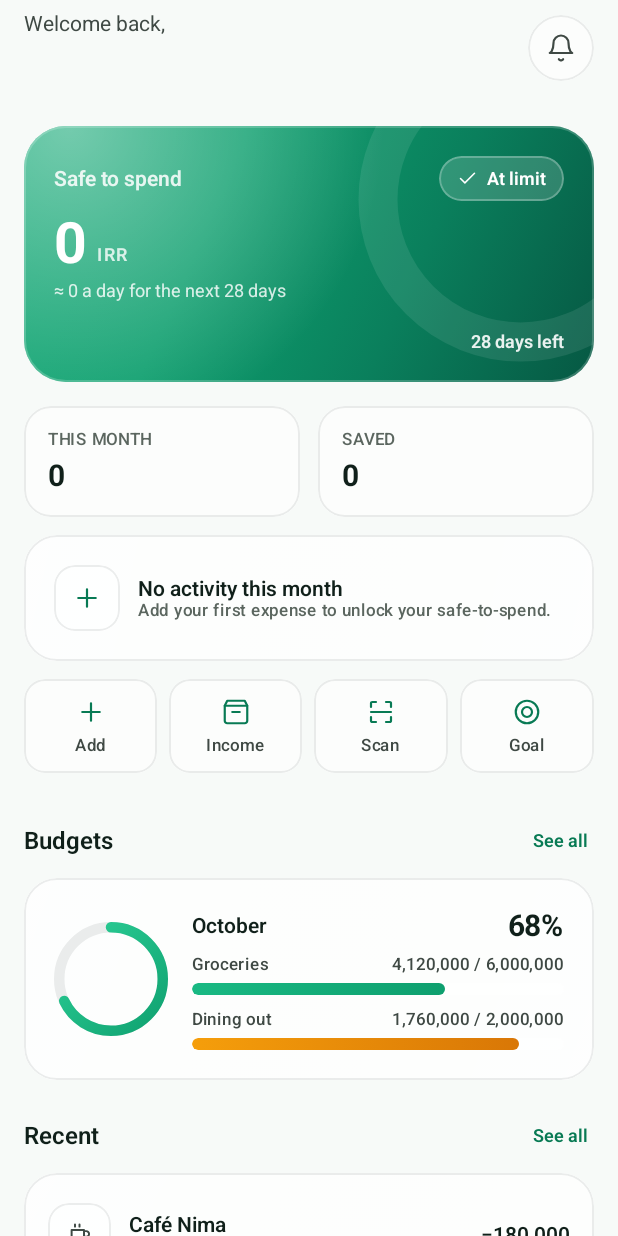
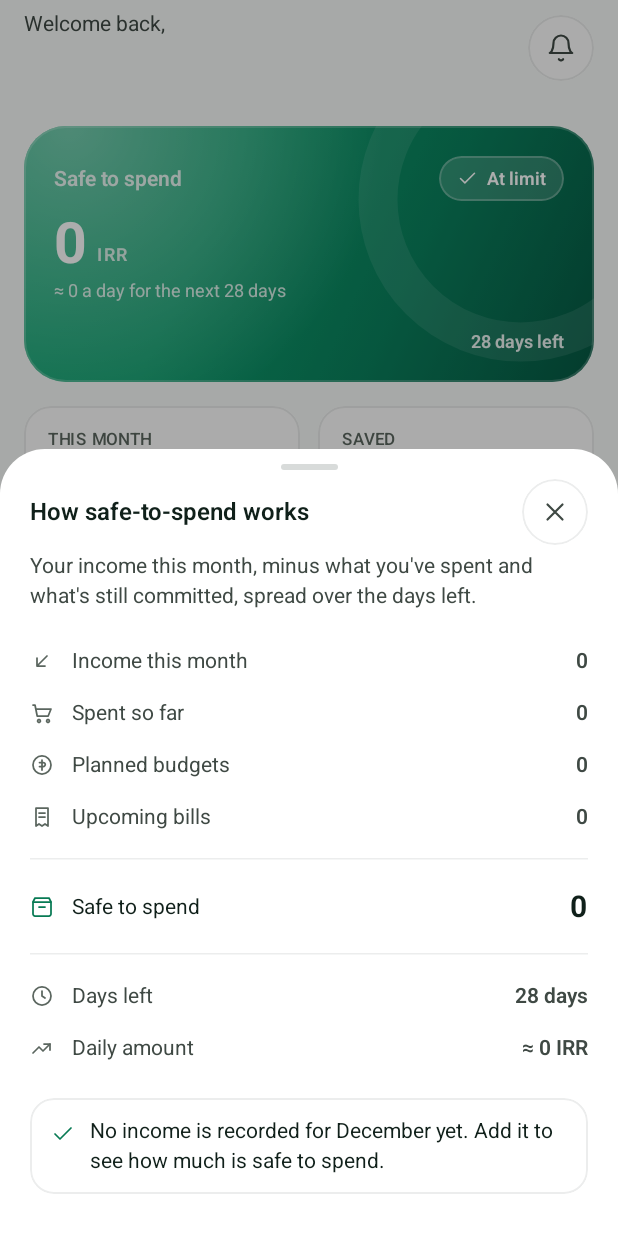
Before and after one commit to alireza-moradbakhti/Aram, an Android app built with Jetpack Compose: the composable DashboardRoute called with empty values, after a tap on "Safe to spend", on a phone screen of 412 x 824 dp. Run offline under Robolectric (Android 15) with nearby library versions, the phone set to English and light mode, and no system bars; our stand-ins replace Dagger/Hilt's generated code, Room's generated code, Shimmer; libraries missing offline, so code that uses them is left out: androidx.hilt.lifecycle.

Commit message:
feat(dashboard): safe-to-spend explainer sheet (AR-014)
Refs #15

```diff
--- a/app/src/main/java/com/aram/app/navigation/AramApp.kt
+++ b/app/src/main/java/com/aram/app/navigation/AramApp.kt
@@ -191,7 +191,6 @@ private fun MainScaffold(
                     DashboardRoute(
                         displayName = profile.displayName,
                         onSeeAll = { navigateTo(MainTab.Activity) },
-                        onExplainSafeToSpend = {},
                     )
                 }
                 composable(MainTab.Activity.route) {
--- a/feature/dashboard/src/main/java/com/aram/feature/dashboard/presentation/DashboardScreen.kt
+++ b/feature/dashboard/src/main/java/com/aram/feature/dashboard/presentation/DashboardScreen.kt
@@ -32,6 +32,9 @@ import androidx.compose.material3.MaterialTheme
 import androidx.compose.material3.Text
 import androidx.compose.runtime.Composable
 import androidx.compose.runtime.getValue
+import androidx.compose.runtime.mutableStateOf
+import androidx.compose.runtime.saveable.rememberSaveable
+import androidx.compose.runtime.setValue
 import androidx.compose.ui.Alignment
 import androidx.compose.ui.Modifier
 import androidx.compose.ui.draw.clip
@@ -84,18 +87,25 @@ fun DashboardRoute(
     displayName: String,
     modifier: Modifier = Modifier,
     onSeeAll: () -> Unit = {},
-    onExplainSafeToSpend: () -> Unit = {},
     viewModel: DashboardViewModel = hiltViewModel(),
 ) {
     val state by viewModel.uiState.collectAsStateWithLifecycle()
+    var explainerVisible by rememberSaveable { mutableStateOf(false) }
     DashboardScreen(
         displayName = displayName,
         state = state,
-        onExplainSafeToSpend = onExplainSafeToSpend,
+        onExplainSafeToSpend = { explainerVisible = true },
         onSeeAll = onSeeAll,
         onRetry = viewModel::retry,
         modifier = modifier,
     )
+    if (explainerVisible) {
+        SafeToSpendExplainerSheet(
+            result = state.safeToSpend,
+            month = state.month,
+            onDismiss = { explainerVisible = false },
+        )
+    }
 }
 
 @Composable
--- /dev/null
+++ b/feature/dashboard/src/main/java/com/aram/feature/dashboard/presentation/SafeToSpendExplainer.kt
@@ -0,0 +1,333 @@
+package com.aram.feature.dashboard.presentation
+
+import androidx.compose.foundation.background
+import androidx.compose.foundation.border
+import androidx.compose.foundation.layout.Arrangement
+import androidx.compose.foundation.layout.Column
+import androidx.compose.foundation.layout.Row
+import androidx.compose.foundation.layout.Spacer
+import androidx.compose.foundation.layout.fillMaxWidth
+import androidx.compose.foundation.layout.height
+import androidx.compose.foundation.layout.padding
+import androidx.compose.foundation.layout.size
+import androidx.compose.foundation.layout.width
+import androidx.compose.foundation.shape.CircleShape
+import androidx.compose.foundation.shape.RoundedCornerShape
+import androidx.compose.material3.ExperimentalMaterial3Api
+import androidx.compose.material3.HorizontalDivider
+import androidx.compose.material3.Icon
+import androidx.compose.material3.MaterialTheme
+import androidx.compose.material3.ModalBottomSheet
+import androidx.compose.material3.Text
+import androidx.compose.material3.rememberModalBottomSheetState
+import androidx.compose.runtime.Composable
+import androidx.compose.ui.Alignment
+import androidx.compose.ui.Modifier
+import androidx.compose.ui.draw.clip
+import androidx.compose.ui.graphics.vector.ImageVector
+import androidx.compose.ui.semantics.contentDescription
+import androidx.compose.ui.semantics.heading
+import androidx.compose.ui.semantics.semantics
+import androidx.compose.ui.text.style.TextOverflow
+import androidx.compose.ui.unit.dp
+import com.aram.core.designsystem.AramTextStyles
+import com.aram.core.designsystem.aramColors
+import com.aram.core.designsystem.component.AramIconButton
+import com.aram.core.designsystem.icon.AramIcons
+import com.aram.core.designsystem.text.formatMinor
+import com.aram.core.domain.safetospend.SafeToSpend
+import com.aram.core.money.CurrencyCode
+import java.time.YearMonth
+import java.time.format.TextStyle
+import java.util.Locale
+
+/** One sentence the sheet suggests, chosen from the result's shape. */
+internal fun explainerAdvice(result: SafeToSpend?, month: YearMonth?): String {
+    val monthName = month?.month?.getDisplayName(TextStyle.FULL, Locale.getDefault()) ?: "this month"
+    if (result == null) {
+        return "Add income and spending to see how far your money can stretch this month."
+    }
+    val breakdown = result.breakdown
+    val currency = result.total.currency
+    return when {
+        breakdown.clampAdjustment.amountMinor > 0 ->
+            "Planned spending is higher than income, so safe-to-spend is pinned at zero. " +
+                "Trim a budget or add income to free up room."
+
+        breakdown.income.amountMinor <= 0 ->
+            "No income is recorded for $monthName yet. Add it to see how much is safe to spend."
+
+        else ->
+            "Keep daily spending at or under " +
+                "${formatMinor(result.dailyAmount.amountMinor, currency.fractionDigits)} " +
+                "${currency.isoCode} to finish $monthName on track."
+    }
+}
+
+@OptIn(ExperimentalMaterial3Api::class)
+@Composable
+internal fun SafeToSpendExplainerSheet(
+    result: SafeToSpend?,
+    month: YearMonth?,
+    onDismiss: () -> Unit,
+) {
+    val colors = MaterialTheme.aramColors
+    val sheetState = rememberModalBottomSheetState(skipPartiallyExpanded = true)
+    ModalBottomSheet(
+        onDismissRequest = onDismiss,
+        sheetState = sheetState,
+        containerColor = MaterialTheme.colorScheme.surface,
+        shape = RoundedCornerShape(topStart = 30.dp, topEnd = 30.dp),
+        dragHandle = {
+            androidx.compose.foundation.layout.Box(
+                modifier = Modifier
+                    .padding(top = 10.dp, bottom = 6.dp)
+                    .size(width = 38.dp, height = 4.dp)
+                    .clip(CircleShape)
+                    .background(colors.borderStrong),
+            )
+        },
+    ) {
+        SafeToSpendExplainerContent(result = result, month = month, onDismiss = onDismiss)
+    }
+}
+
+@Composable
+internal fun SafeToSpendExplainerContent(
+    result: SafeToSpend?,
+    month: YearMonth?,
+    onDismiss: () -> Unit,
+    modifier: Modifier = Modifier,
+) {
+    val colors = MaterialTheme.aramColors
+    val currency = result?.total?.currency ?: CurrencyCode.IRR
+    val digits = currency.fractionDigits
+    val breakdown = result?.breakdown
+    val monthName = month?.month?.getDisplayName(TextStyle.FULL, Locale.getDefault())
+
+    Column(
+        modifier = modifier
+            .fillMaxWidth()
+            .padding(start = 20.dp, end = 20.dp, bottom = 28.dp),
+    ) {
+        Row(
+            modifier = Modifier.fillMaxWidth(),
+            verticalAlignment = Alignment.CenterVertically,
+        ) {
+            Text(
+                text = "How safe-to-spend works",
+                style = MaterialTheme.typography.titleMedium,
+                modifier = Modifier
+                    .weight(1f)
+                    .semantics { heading() },
+            )
+            AramIconButton(
+                icon = AramIcons.close,
+                contentDescription = "Close",
+                onClick = onDismiss,
+            )
+        }
+        Spacer(Modifier.height(6.dp))
+        Text(
+            text = "Your income this month, minus what you've spent and what's still " +
+                "committed, spread over the days left.",
+            style = MaterialTheme.typography.bodyMedium,
+            color = colors.textDim,
+        )
+        Spacer(Modifier.height(18.dp))
+
+        ExplainerLine(
+            icon = AramIcons.arrowIn,
+            label = "Income this month",
+            minor = breakdown?.income?.amountMinor ?: 0L,
+            digits = digits,
+            isoCode = currency.isoCode,
+        )
+        ExplainerLine(
+            icon = AramIcons.cart,
+            label = "Spent so far",
+            minor = breakdown?.spent?.amountMinor ?: 0L,
+            digits = digits,
+            isoCode = currency.isoCode,
+        )
+        ExplainerLine(
+            icon = AramIcons.budgets,
+            label = "Planned budgets",
+            minor = breakdown?.plannedBudgets?.amountMinor ?: 0L,
+            digits = digits,
+            isoCode = currency.isoCode,
+        )
+        ExplainerLine(
+            icon = AramIcons.receipt,
+            label = "Upcoming bills",
+            minor = breakdown?.upcomingBills?.amountMinor ?: 0L,
+            digits = digits,
+            isoCode = currency.isoCode,
+        )
+        val adjustment = breakdown?.clampAdjustment?.amountMinor ?: 0L
+        if (adjustment != 0L) {
+            ExplainerLine(
+                icon = AramIcons.alert,
+                label = "Overspend adjustment",
+                minor = adjustment,
+                digits = digits,
+                isoCode = currency.isoCode,
+            )
+        }
+        HorizontalDivider(
+            color = colors.border,
+            modifier = Modifier.padding(vertical = 10.dp),
+        )
+        ExplainerLine(
+            icon = AramIcons.wallet,
+            label = "Safe to spend",
+            minor = breakdown?.total?.amountMinor ?: 0L,
+            digits = digits,
+            isoCode = currency.isoCode,
+            emphasized = true,
+        )
+        HorizontalDivider(
+            color = colors.border,
+            modifier = Modifier.padding(vertical = 10.dp),
+        )
+        val days = result?.daysRemaining ?: 0
+        val daysText = "$days ${if (days == 1) "day" else "days"}"
+        ExplainerLine(
+            icon = AramIcons.clock,
+            label = "Days left",
+            text = daysText,
+            spoken = if (monthName != null) "$daysText left in $monthName" else "$daysText left",
+        )
+        ExplainerLine(
+            icon = AramIcons.trending,
+            label = "Daily amount",
+            text = if (result != null) {
+                "\u2248 ${formatMinor(result.dailyAmount.amountMinor, digits)} ${currency.isoCode}"
+            } else {
+                "\u2014"
+            },
+            spoken = if (result != null) {
+                "${formatMinor(result.dailyAmount.amountMinor, digits)} ${currency.isoCode} a day"
+            } else {
+                null
+            },
+        )
+        Spacer(Modifier.height(16.dp))
+        AdviceCard(text = explainerAdvice(result, month))
+    }
+}
+
+@Composable
+private fun ExplainerLine(
+    icon: ImageVector,
+    label: String,
+    minor: Long,
+    digits: Int,
+    isoCode: String,
+    emphasized: Boolean = false,
+) {
+    val value = if (minor < 0) {
+        "\u2212${formatMinor(-minor, digits)}"
+    } else {
+        formatMinor(minor, digits)
+    }
+    val spoken = if (minor < 0) {
+        "minus ${formatMinor(-minor, digits)} $isoCode"
+    } else {
+        "${formatMinor(minor, digits)} $isoCode"
+    }
+    ExplainerRow(
+        icon = icon,
+        label = label,
+        value = value,
+        spokenDescription = "$label: $spoken",
+        emphasized = emphasized,
+    )
+}
+
+@Composable
+private fun ExplainerLine(
+    icon: ImageVector,
+    label: String,
+    text: String,
+    spoken: String?,
+) {
+    ExplainerRow(
+        icon = icon,
+        label = label,
+        value = text,
+        spokenDescription = spoken?.let { "$label: $it" },
+        emphasized = false,
+    )
+}
+
+@Composable
+private fun ExplainerRow(
+    icon: ImageVector,
+    label: String,
+    value: String,
+    spokenDescription: String?,
+    emphasized: Boolean,
+) {
+    val colors = MaterialTheme.aramColors
+    Row(
+        modifier = Modifier
+            .fillMaxWidth()
+            .clip(RoundedCornerShape(10.dp))
+            .padding(vertical = 9.dp)
+            .semantics(mergeDescendants = true) {
+                if (spokenDescription != null) contentDescription = spokenDescription
+            },
+        verticalAlignment = Alignment.CenterVertically,
+    ) {
+        Icon(
+            imageVector = icon,
+            contentDescription = null,
+            tint = if (emphasized) colors.primaryHi else colors.textFaint,
+            modifier = Modifier.size(16.dp),
+        )
+        Spacer(Modifier.width(12.dp))
+        Text(
+            text = label,
+            style = MaterialTheme.typography.bodyMedium,
+            color = if (emphasized) MaterialTheme.colorScheme.onSurface else colors.textDim,
+            modifier = Modifier.weight(1f),
+            maxLines = 1,
+            overflow = TextOverflow.Ellipsis,
+        )
+        Text(
+            text = value,
+            style = if (emphasized) AramTextStyles.statValue else AramTextStyles.money,
+            color = if (emphasized) MaterialTheme.colorScheme.onSurface else colors.textDim,
+            maxLines = 1,
+        )
+    }
+}
+
+@Composable
+private fun AdviceCard(text: String) {
+    val colors = MaterialTheme.aramColors
+    Row(
+        modifier = Modifier
+            .fillMaxWidth()
+            .clip(RoundedCornerShape(16.dp))
+            .background(colors.surface1)
+            .border(1.dp, colors.border, RoundedCornerShape(16.dp))
+            .padding(14.dp),
+        horizontalArrangement = Arrangement.spacedBy(10.dp),
+    ) {
+        Icon(
+            imageVector = AramIcons.check,
+            contentDescription = null,
+            tint = colors.primaryHi,
+            modifier = Modifier
+                .padding(top = 2.dp)
+                .size(16.dp),
+        )
+        Text(
+            text = text,
+            style = MaterialTheme.typography.bodyMedium,
+            color = MaterialTheme.colorScheme.onSurface,
+        )
+    }
+}
```
Also changed, not shown: 3 other files.
